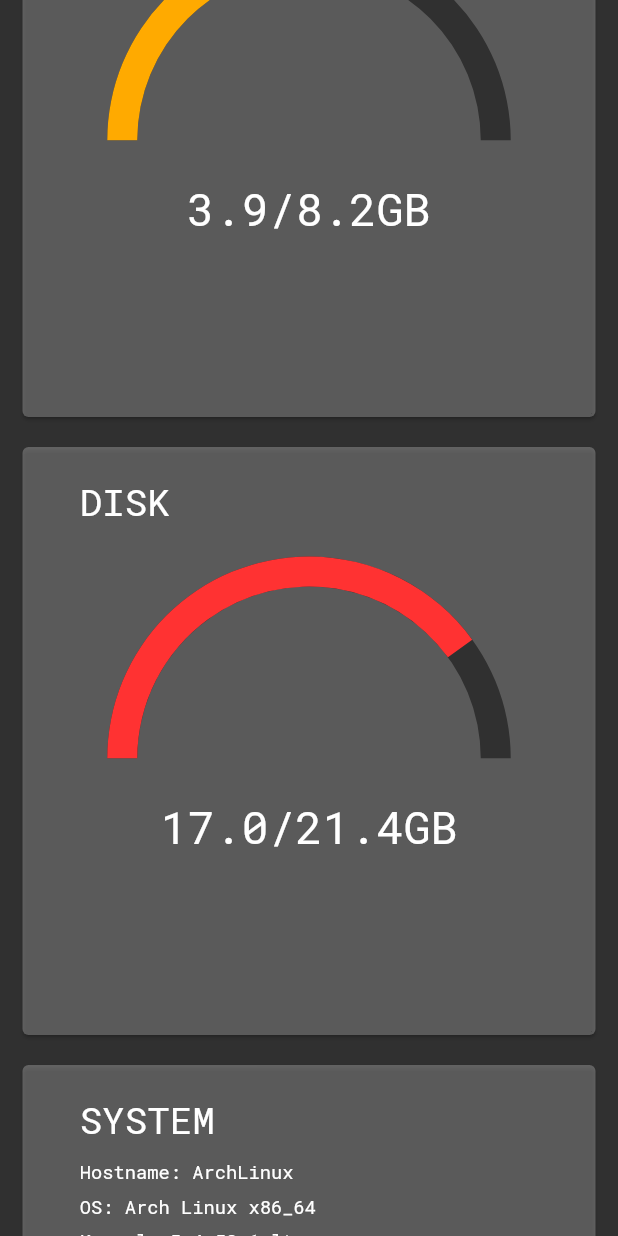
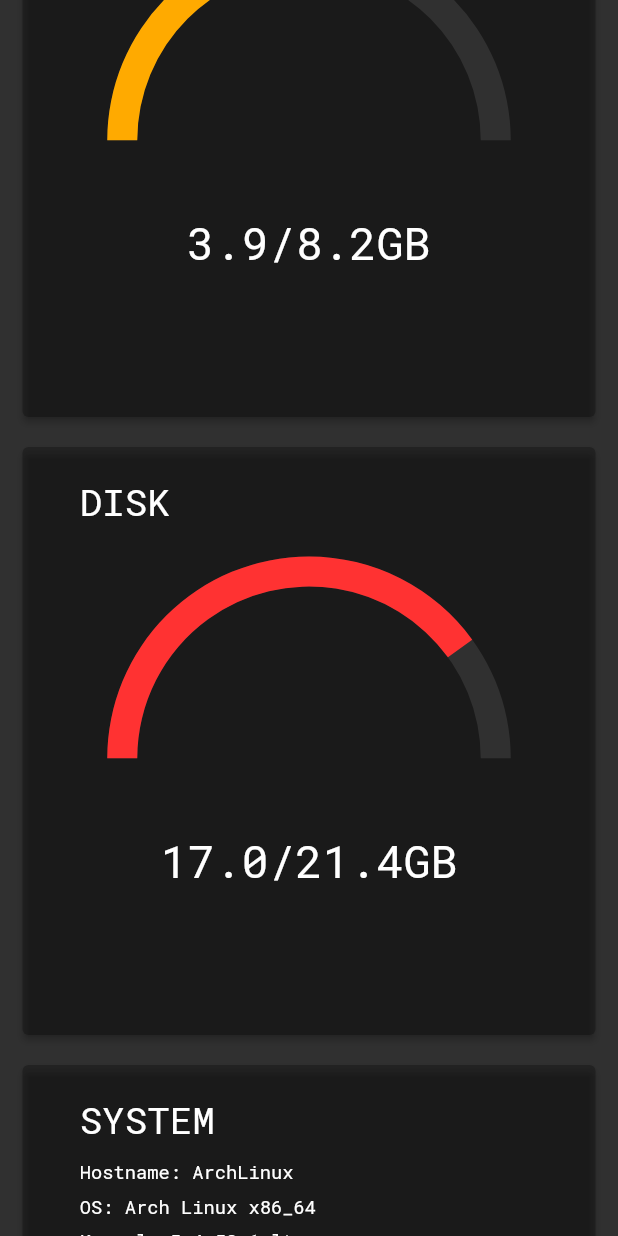
Before and after one commit to Malte2036/flutter_linuxstats, a Flutter app: the screen it shows after launch, scrolled down 576 dp, on a phone screen of 412 x 824 dp. Run offline on Flutter 3.47's test engine with Material 2 defaults, Android fonts, the phone set to English and light mode, and no system bars; our stand-ins replace charts_flutter.

Commit message:
Small Changes and Beautify

```diff
--- a/lib/main.dart
+++ b/lib/main.dart
@@ -1,12 +1,8 @@
 import 'package:flutter/material.dart';
-import 'package:flutter/services.dart';
 import 'package:flutter_linuxstats/screens/statsMainScreen.dart';
 import 'package:flutter_linuxstats/utils/ownTheme.dart';
 
 void main() {
-  //WidgetsFlutterBinding.ensureInitialized();
-  //SystemChrome.setPreferredOrientations([DeviceOrientation.portraitUp]);
-
   runApp(MyApp());
 }
 
--- a/lib/screens/statsMainScreen.dart
+++ b/lib/screens/statsMainScreen.dart
@@ -1,6 +1,7 @@
 import 'package:flutter/material.dart';
 import 'package:flutter_linuxstats/data/computerData.dart';
 import 'package:flutter_linuxstats/utils/ownColors.dart';
+import 'package:flutter_linuxstats/utils/ownTheme.dart';
 import 'package:flutter_linuxstats/utils/screenManager.dart';
 import 'package:flutter_linuxstats/widgets/stats/statsBigWidget.dart';
 import 'package:flutter_linuxstats/widgets/stats/statsSystemWidget.dart';
@@ -15,6 +16,7 @@ class _StatsMainScreenState extends State<StatsMainScreen> {
       new GlobalKey<RefreshIndicatorState>();
   Future<Null> _refresh() async {
     print("call _refresh()");
+    OwnTheme.switchTheme();
     setState(() {});
   }
 
--- a/lib/utils/ownTheme.dart
+++ b/lib/utils/ownTheme.dart
@@ -8,13 +8,14 @@ class OwnTheme with ChangeNotifier {
   static final ThemeData lightTheme = ThemeData(
     fontFamily: 'RobotoMono',
     brightness: Brightness.light,
-    cardColor: Color.fromRGBO(0, 0, 0, 0.25),
+    cardColor: Color.fromRGBO(255, 255, 255, 0.25),
+    accentColor: OwnColors.greenColor,
   );
 
   static final ThemeData darkTheme = ThemeData(
     fontFamily: 'RobotoMono',
     brightness: Brightness.dark,
-    cardColor: Color.fromRGBO(255, 255, 255, 0.25),
+    cardColor: Color.fromRGBO(0, 0, 0, 0.25),
     accentColor: OwnColors.greenColor,
   );
 
--- a/lib/widgets/stats/statsBigWidget.dart
+++ b/lib/widgets/stats/statsBigWidget.dart
@@ -21,6 +21,7 @@ class _StatsBigWidgetState extends State<StatsBigWidget> {
   Widget build(BuildContext context) {
     return Card(
       margin: EdgeInsets.symmetric(vertical: 10, horizontal: 15),
+      elevation: 2.0,
       child: SingleChildScrollView(
         primary: false,
         physics: const NeverScrollableScrollPhysics(),
@@ -62,7 +63,7 @@ class _StatsBigWidgetState extends State<StatsBigWidget> {
                           ),
                         ),
                       ),
-                      Expanded(flex: 25, child: Container()),
+                      Expanded(flex: 15, child: Container()),
                     ],
                   ),
                 ],
--- a/lib/widgets/stats/statsSystemWidget.dart
+++ b/lib/widgets/stats/statsSystemWidget.dart
@@ -27,6 +27,7 @@ class _StatsSystemWidgetState extends State<StatsSystemWidget> {
 
     return Card(
       margin: EdgeInsets.symmetric(vertical: 10, horizontal: 15),
+      elevation: 2.0,
       child: SingleChildScrollView(
         primary: false,
         physics: const NeverScrollableScrollPhysics(),
```
